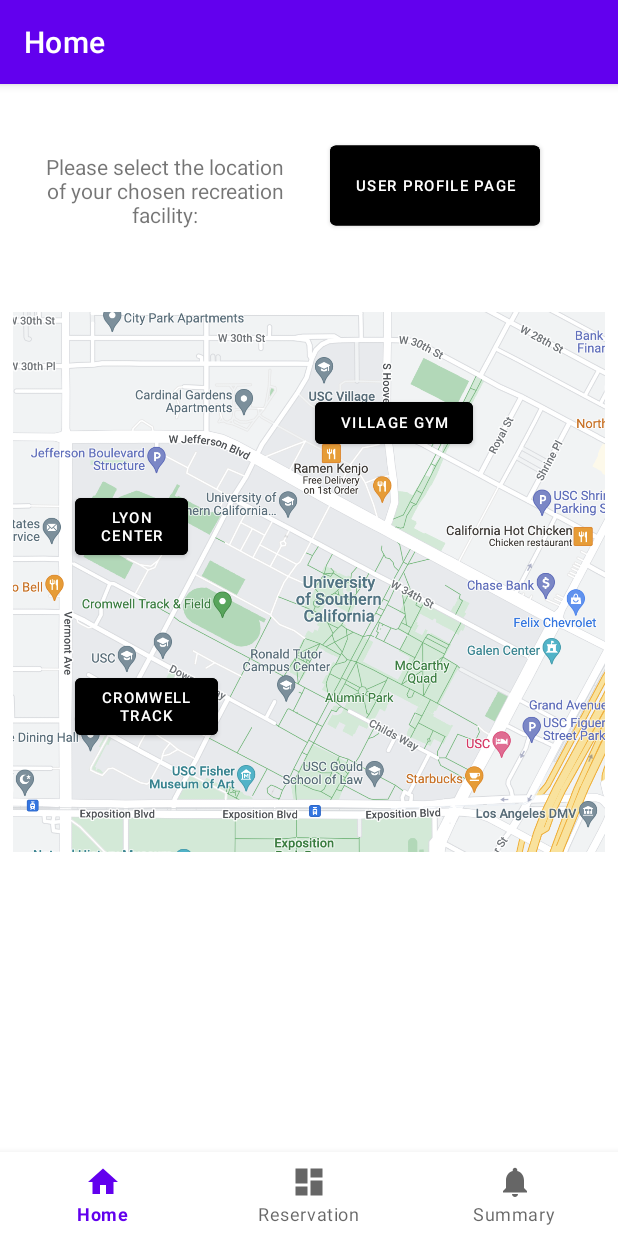
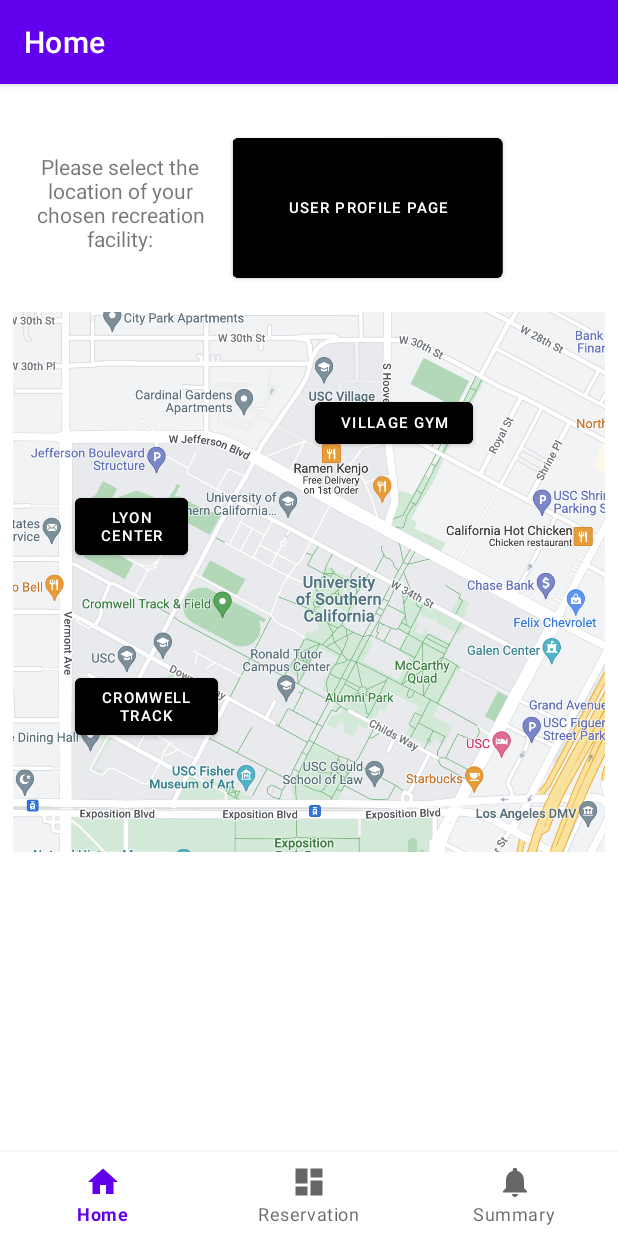
Before and after one commit to Matt033/USCRecSports, an Android app: the HomeFragment screen opened directly, with no data from a screen before it, on a phone screen of 412 x 824 dp. Run offline under Robolectric (Android 15) with nearby library versions, the phone set to English and light mode, and no system bars; our stand-ins replace navigation-ui.

Commit message:
Preview pane update

```diff
--- a/USCRecSports/app/src/main/res/layout/fragment_home.xml
+++ b/USCRecSports/app/src/main/res/layout/fragment_home.xml
@@ -21,9 +21,9 @@
         app:layout_constraintTop_toTopOf="parent" />
 
     <TextView
-        android:layout_height="60dp"
-        android:layout_width="180dp"
-        android:translationX="20dp"
+        android:layout_height="80dp"
+        android:layout_width="140dp"
+        android:translationX="10dp"
         android:translationY="45dp"
         app:layout_constraintStart_toStartOf="parent"
         app:layout_constraintTop_toTopOf="parent"
@@ -36,13 +36,13 @@
 
     <Button
         android:id="@+id/Summary"
-        android:layout_width="140dp"
-        android:layout_height="65dp"
+        android:layout_width="180dp"
+        android:layout_height="105dp"
         android:backgroundTint="@color/black"
         android:text="User Profile Page"
         android:textSize="10dp"
-        android:translationX="220dp"
-        android:translationY="35dp"
+        android:translationX="155dp"
+        android:translationY="30dp"
         app:layout_constraintStart_toStartOf="parent"
         app:layout_constraintTop_toTopOf="parent" />
 
```
Also changed, not shown: USCRecSports/app/src/main/java/edu/usc/uscrecapp/ui/home/HomeFragment.java (+8 -2 lines).
